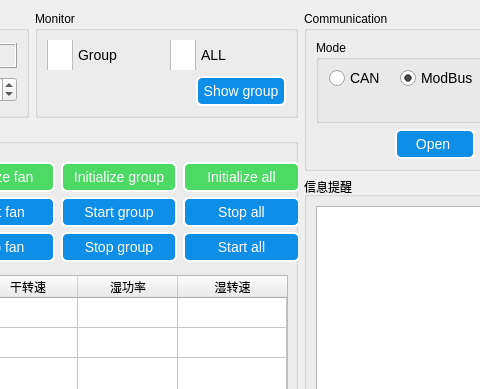
Above: userui/fanmotorui.ui from pkzju/QSuperConsole0.1 before the change; both pictures show x 246 to 726 and y 0 to 389 of the 830 by 512 pixel window. Below: the same form after it.
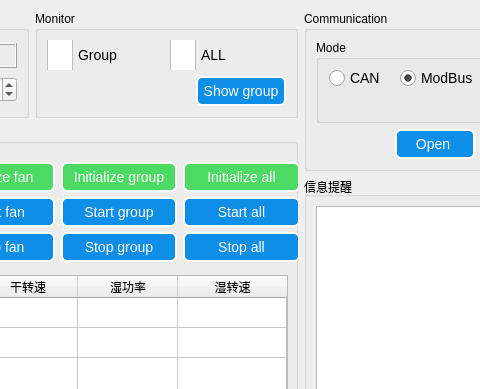
That is the form after the change. Icons and pictures are not drawn.

Commit message: add start and stop

```diff
--- a/userui/fanmotorui.ui
+++ b/userui/fanmotorui.ui
@@ -1163,25 +1163,6 @@
            </property>
           </widget>
          </item>
-         <item row="1" column="2">
-          <widget class="QPushButton" name="pushButton_stopMotor_3">
-           <property name="minimumSize">
-            <size>
-             <width>0</width>
-             <height>30</height>
-            </size>
-           </property>
-           <property name="maximumSize">
-            <size>
-             <width>16777215</width>
-             <height>30</height>
-            </size>
-           </property>
-           <property name="text">
-            <string>  Stop all  </string>
-           </property>
-          </widget>
-         </item>
          <item row="2" column="0">
           <widget class="QPushButton" name="pushButton_stopMotor">
            <property name="minimumSize">
@@ -1220,8 +1201,8 @@
            </property>
           </widget>
          </item>
-         <item row="2" column="2">
-          <widget class="QPushButton" name="pushButton_startMotor_3">
+         <item row="1" column="2">
+          <widget class="QPushButton" name="pushButton_startMotor_A">
            <property name="minimumSize">
             <size>
              <width>0</width>
@@ -1242,6 +1223,25 @@
            </property>
           </widget>
          </item>
+         <item row="2" column="2">
+          <widget class="QPushButton" name="pushButton_stopMotor_A">
+           <property name="minimumSize">
+            <size>
+             <width>0</width>
+             <height>30</height>
+            </size>
+           </property>
+           <property name="maximumSize">
+            <size>
+             <width>16777215</width>
+             <height>30</height>
+            </size>
+           </property>
+           <property name="text">
+            <string>  Stop all  </string>
+           </property>
+          </widget>
+         </item>
         </layout>
        </widget>
       </item>
```
Left out of the diff: 4 changed lines with no effect on the pictures. The commit also changes 6 other files.
